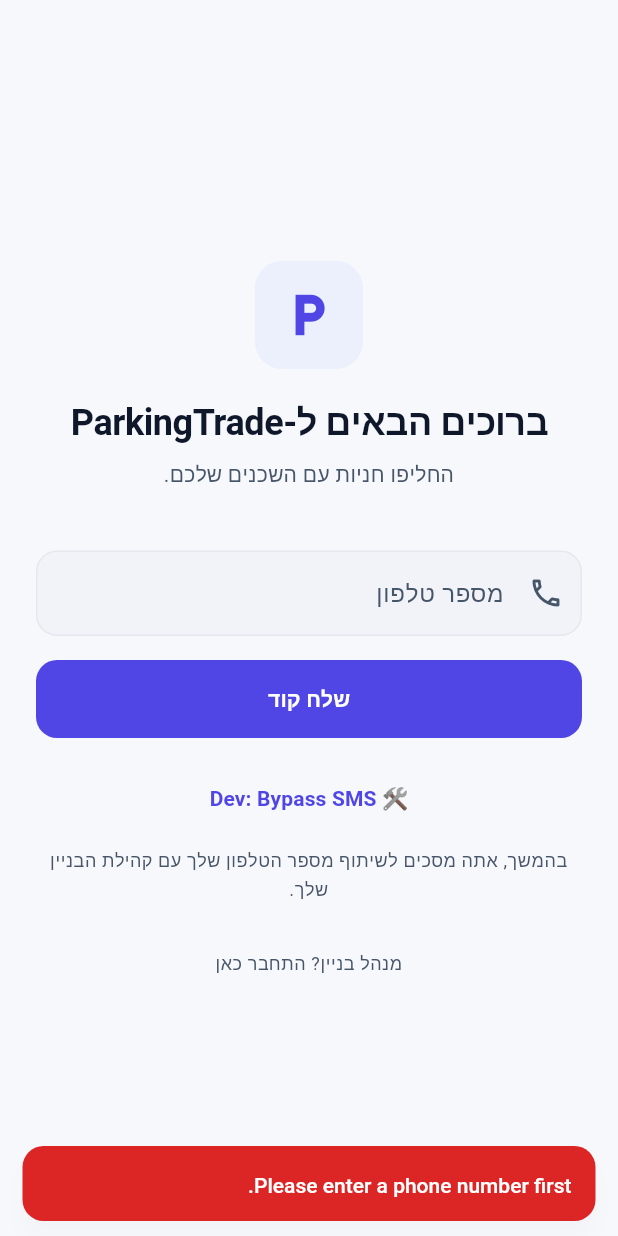
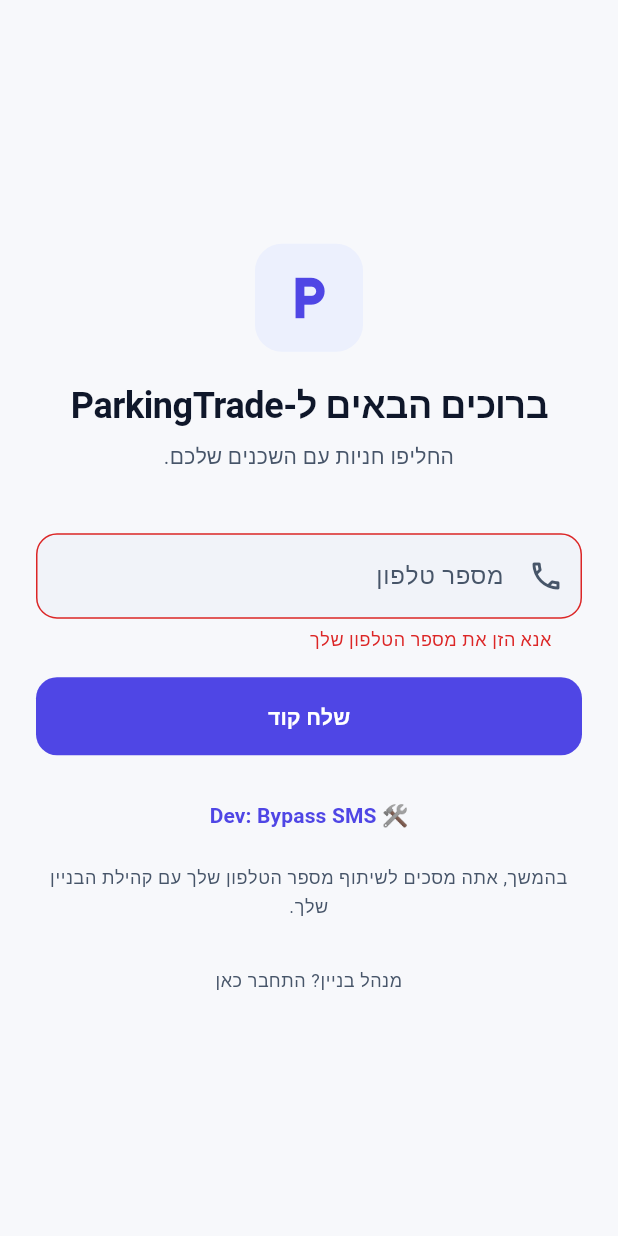
Before and after one commit to edensiboni/ParkingTrade, a Flutter app: the screen it shows after launch, after a tap on "🛠️ Dev: Bypass SMS", on a phone screen of 412 x 824 dp. Run offline on Flutter 3.47's test engine with Material 3 defaults, Android fonts, the phone set to English and light mode, and no system bars; our stand-ins replace easy_localization, firebase_core, firebase_messaging, flutter_local_notifications, google_fonts, supabase_flutter; accounts and stored records are empty; Roboto replaces fonts that are missing (Heebo).

Commit message:
style: upgrade auth screen error handling to premium inline validation

```diff
--- a/lib/screens/auth/phone_auth_screen.dart
+++ b/lib/screens/auth/phone_auth_screen.dart
@@ -28,6 +28,8 @@
   bool _isOtpSent = false;
   bool _isLoading = false;
   String? _errorMessage;
+  // Inline error shown directly on the phone TextField (no SnackBar needed).
+  String? _phoneFieldError;
 
   @override
   void dispose() {
@@ -71,11 +73,18 @@
           : message;
 
       if (mounted) {
+        final scheme = Theme.of(context).colorScheme;
         ScaffoldMessenger.of(context).showSnackBar(
           SnackBar(
-            content: Text(snackMessage),
-            backgroundColor: Theme.of(context).colorScheme.error,
+            content: Text(
+              snackMessage,
+              style: TextStyle(color: scheme.onErrorContainer),
+            ),
+            backgroundColor: scheme.errorContainer,
             behavior: SnackBarBehavior.floating,
+            shape: RoundedRectangleBorder(
+              borderRadius: BorderRadius.circular(16),
+            ),
           ),
         );
       }
@@ -118,18 +127,13 @@
 
   Future<void> _devBypassLogin(String email) async {
     // Guard: require a phone number before attempting bypass.
+    // Show inline field error instead of a harsh SnackBar.
     if (_phoneController.text.trim().isEmpty) {
-      if (mounted) {
-        ScaffoldMessenger.of(context).showSnackBar(
-          SnackBar(
-            content: const Text('Please enter a phone number first.'),
-            backgroundColor: Theme.of(context).colorScheme.error,
-            behavior: SnackBarBehavior.floating,
-          ),
-        );
-      }
+      setState(() => _phoneFieldError = 'auth.phone_required'.tr());
       return;
     }
+    // Clear any stale inline error when the field is non-empty.
+    setState(() => _phoneFieldError = null);
 
     setState(() {
       _isLoading = true;
@@ -212,11 +216,18 @@
           _isLoading = false;
           _errorMessage = friendlyMessage;
         });
+        final scheme = Theme.of(context).colorScheme;
         ScaffoldMessenger.of(context).showSnackBar(
           SnackBar(
-            content: Text(friendlyMessage),
-            backgroundColor: Theme.of(context).colorScheme.error,
+            content: Text(
+              friendlyMessage,
+              style: TextStyle(color: scheme.onErrorContainer),
+            ),
+            backgroundColor: scheme.errorContainer,
             behavior: SnackBarBehavior.floating,
+            shape: RoundedRectangleBorder(
+              borderRadius: BorderRadius.circular(16),
+            ),
           ),
         );
       }
@@ -231,11 +242,18 @@
           _isLoading = false;
           _errorMessage = friendlyMessage;
         });
+        final scheme = Theme.of(context).colorScheme;
         ScaffoldMessenger.of(context).showSnackBar(
           SnackBar(
-            content: Text(friendlyMessage),
-            backgroundColor: Theme.of(context).colorScheme.error,
+            content: Text(
+              friendlyMessage,
+              style: TextStyle(color: scheme.onErrorContainer),
+            ),
+            backgroundColor: scheme.errorContainer,
             behavior: SnackBarBehavior.floating,
+            shape: RoundedRectangleBorder(
+              borderRadius: BorderRadius.circular(16),
+            ),
           ),
         );
       }
@@ -383,7 +401,14 @@
             labelText: 'auth.phone_label'.tr(),
             hintText: 'auth.phone_hint'.tr(),
             prefixIcon: const Icon(Icons.phone_outlined),
+            errorText: _phoneFieldError,
           ),
+          onChanged: (_) {
+            // Clear the inline field error as soon as the user starts typing.
+            if (_phoneFieldError != null) {
+              setState(() => _phoneFieldError = null);
+            }
+          },
           validator: (value) {
             if (value == null || value.trim().isEmpty) {
               return 'auth.phone_required'.tr();
```
